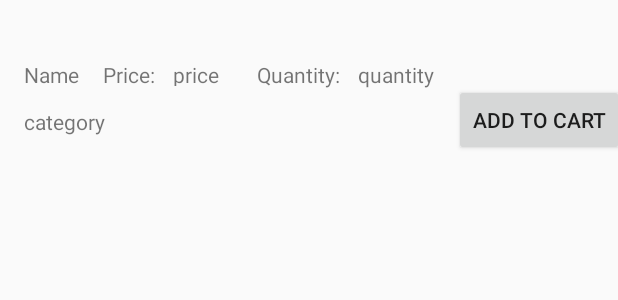
After one commit to ahmedshakshak/e-commerce, an Android app: the layout product_listview.xml on its own in the app's theme, with its tools: preview values and no code run, on a phone screen of 412 x 824 dp. The commit adds this screen. Shown: the top 300 px of the screen. Run offline under Robolectric (Android 15) with nearby library versions, the phone set to English and light mode, and no system bars; network calls fail.

Commit message:
added products activtiy

```diff
--- a/e-commerce android/app/src/main/res/layout/login.xml
+++ b/e-commerce android/app/src/main/res/layout/login.xml
@@ -64,7 +64,7 @@
         android:layout_width="wrap_content"
         android:layout_height="wrap_content"
         android:layout_marginTop="16dp"
-        android:text="Forget Passssword"
+        android:text="Forget Password"
         app:layout_constraintEnd_toEndOf="parent"
         app:layout_constraintStart_toStartOf="parent"
         app:layout_constraintTop_toBottomOf="@+id/button_login" />
--- a/e-commerce android/app/src/main/res/layout/product.xml
+++ /dev/null
@@ -1,6 +0,0 @@
-<?xml version="1.0" encoding="utf-8"?>
-<LinearLayout xmlns:android="http://schemas.android.com/apk/res/android"
-    android:orientation="vertical" android:layout_width="match_parent"
-    android:layout_height="match_parent">
-
-</LinearLayout>
--- /dev/null
+++ b/e-commerce android/app/src/main/res/layout/product_listview.xml
@@ -0,0 +1,81 @@
+<?xml version="1.0" encoding="utf-8"?>
+<androidx.constraintlayout.widget.ConstraintLayout xmlns:android="http://schemas.android.com/apk/res/android"
+    xmlns:app="http://schemas.android.com/apk/res-auto"
+    xmlns:tools="http://schemas.android.com/tools"
+    android:id="@+id/linearLayout5"
+    android:layout_width="match_parent"
+    android:layout_height="match_parent"
+    android:orientation="vertical">
+
+    <TextView
+        android:id="@+id/textView_quantity"
+        android:layout_width="wrap_content"
+        android:layout_height="wrap_content"
+        android:layout_marginStart="12dp"
+        android:layout_marginLeft="12dp"
+        android:text="quantity"
+        app:layout_constraintStart_toEndOf="@+id/textView_quantity_label"
+        app:layout_constraintTop_toTopOf="@+id/textView_quantity_label" />
+
+    <TextView
+        android:id="@+id/textView_quantity_label"
+        android:layout_width="wrap_content"
+        android:layout_height="wrap_content"
+        android:layout_marginStart="24dp"
+        android:layout_marginLeft="24dp"
+        android:text="Quantity:"
+        app:layout_constraintStart_toEndOf="@+id/textView_price"
+        app:layout_constraintTop_toTopOf="@+id/textView_price" />
+
+    <TextView
+        android:id="@+id/textView_name"
+        android:layout_width="wrap_content"
+        android:layout_height="wrap_content"
+        android:layout_marginStart="16dp"
+        android:layout_marginLeft="16dp"
+        android:layout_marginTop="40dp"
+        android:text="Name"
+        app:layout_constraintStart_toStartOf="parent"
+        app:layout_constraintTop_toTopOf="parent" />
+
+    <TextView
+        android:id="@+id/textView_category_name"
+        android:layout_width="wrap_content"
+        android:layout_height="wrap_content"
+        android:layout_marginTop="12dp"
+        android:text="category"
+        app:layout_constraintStart_toStartOf="@+id/textView_name"
+        app:layout_constraintTop_toBottomOf="@+id/textView_name" />
+
+    <TextView
+        android:id="@+id/textView_price_label"
+        android:layout_width="wrap_content"
+        android:layout_height="wrap_content"
+        android:layout_marginStart="16dp"
+        android:layout_marginLeft="16dp"
+        android:text="Price:"
+        app:layout_constraintStart_toEndOf="@+id/textView_name"
+        app:layout_constraintTop_toTopOf="@+id/textView_name" />
+
+    <TextView
+        android:id="@+id/textView_price"
+        android:layout_width="32dp"
+        android:layout_height="17dp"
+        android:layout_marginStart="12dp"
+        android:layout_marginLeft="12dp"
+        android:text="price"
+        app:layout_constraintStart_toEndOf="@+id/textView_price_label"
+        app:layout_constraintTop_toTopOf="@+id/textView_price_label" />
+
+    <Button
+        android:id="@+id/button_add_to_cart"
+        android:layout_width="wrap_content"
+        android:layout_height="wrap_content"
+        android:layout_marginStart="232dp"
+        android:layout_marginLeft="232dp"
+        android:layout_marginTop="56dp"
+        android:text="Add to Cart"
+        app:layout_constraintStart_toEndOf="@+id/textView_category_name"
+        app:layout_constraintTop_toTopOf="parent" />
+
+</androidx.constraintlayout.widget.ConstraintLayout>
```
Also changed, not shown: e-commerce android/app/src/main/java/com/example/e_commerce/HTTP.java (+24 -0 lines), e-commerce android/app/src/main/java/com/example/e_commerce/ProductActivity.java (+76 -3 lines), e-commerce android/app/src/main/java/com/example/e_commerce/ProductAdapter.java (added, +93 -0 lines), e-commerce android/app/src/main/res/layout/listview.xml (added, +28 -0 lines), 4 other files.
